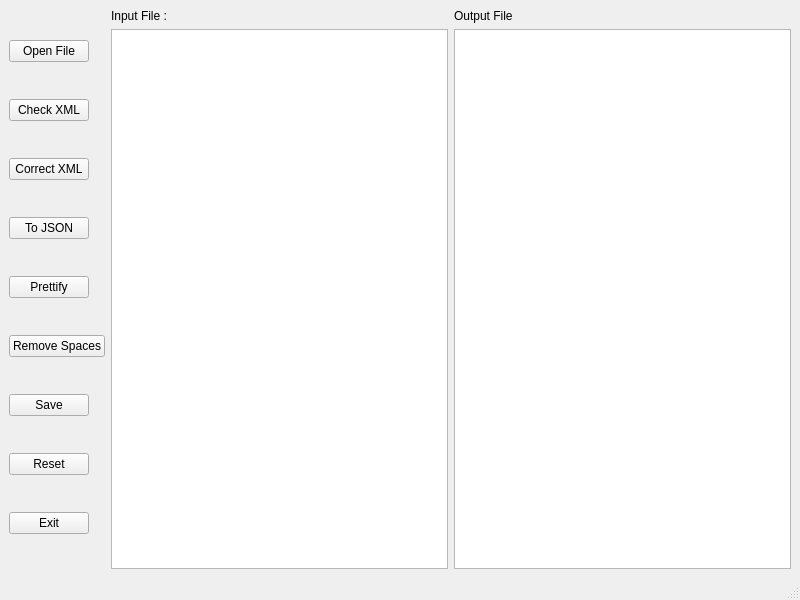
Before: the Qt Designer form mainwindow.ui in AhmadAbdElHakim/XML-Editor, drawn with Qt 5.
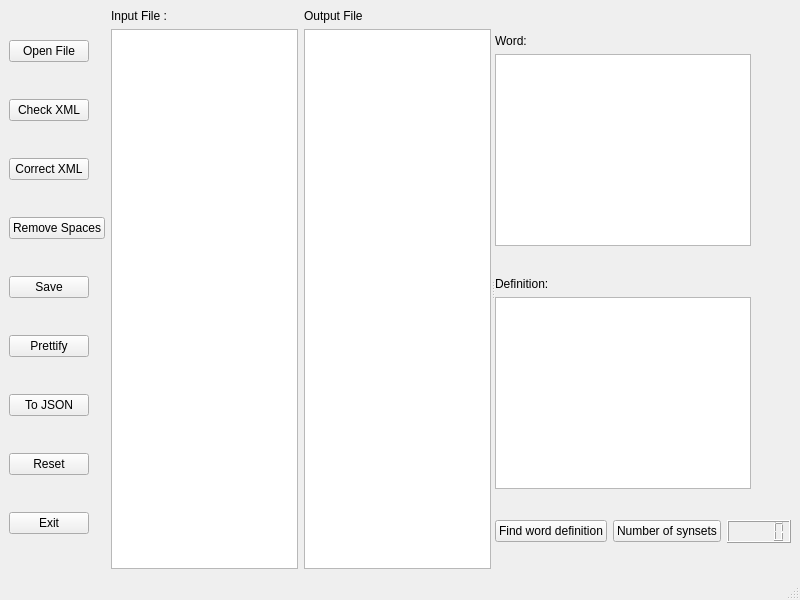
After: the same form once the commit is applied.

Diff of the .ui file:
```diff
--- a/mainwindow.ui
+++ b/mainwindow.ui
@@ -20,12 +20,22 @@
      <verstretch>0</verstretch>
     </sizepolicy>
    </property>
-   <layout class="QHBoxLayout" name="horizontalLayout">
+   <layout class="QHBoxLayout" name="horizontalLayout_2">
     <item>
-     <layout class="QVBoxLayout" name="verticalLayout_3">
-      <property name="sizeConstraint">
-       <enum>QLayout::SetFixedSize</enum>
+     <widget class="QSplitter" name="splitter">
+      <property name="sizePolicy">
+       <sizepolicy hsizetype="Preferred" vsizetype="Preferred">
+        <horstretch>0</horstretch>
+        <verstretch>0</verstretch>
+       </sizepolicy>
       </property>
+      <property name="orientation">
+       <enum>Qt::Horizontal</enum>
+      </property>
+      <widget class="QWidget" name="">
+       <layout class="QHBoxLayout" name="horizontalLayout_5">
+        <item>
+         <layout class="QVBoxLayout" name="verticalLayout">
       <item>
        <widget class="QPushButton" name="OpenFileButton">
         <property name="sizePolicy">
@@ -65,32 +75,6 @@
         </property>
        </widget>
       </item>
-      <item>
-       <widget class="QPushButton" name="JSON_Button">
-        <property name="sizePolicy">
-         <sizepolicy hsizetype="Fixed" vsizetype="Fixed">
-          <horstretch>0</horstretch>
-          <verstretch>0</verstretch>
-         </sizepolicy>
-        </property>
-        <property name="text">
-         <string>To JSON</string>
-        </property>
-       </widget>
-      </item>
-      <item>
-       <widget class="QPushButton" name="Prettify_Button">
-        <property name="sizePolicy">
-         <sizepolicy hsizetype="Fixed" vsizetype="Fixed">
-          <horstretch>0</horstretch>
-          <verstretch>0</verstretch>
-         </sizepolicy>
-        </property>
-        <property name="text">
-         <string>Prettify</string>
-        </property>
-       </widget>
-      </item>
       <item>
        <widget class="QPushButton" name="Remove_Spaces">
         <property name="sizePolicy">
@@ -117,6 +101,32 @@
         </property>
        </widget>
       </item>
+          <item>
+           <widget class="QPushButton" name="Prettify_Button">
+            <property name="sizePolicy">
+             <sizepolicy hsizetype="Fixed" vsizetype="Fixed">
+              <horstretch>0</horstretch>
+              <verstretch>0</verstretch>
+             </sizepolicy>
+            </property>
+            <property name="text">
+             <string>Prettify</string>
+            </property>
+           </widget>
+          </item>
+          <item>
+           <widget class="QPushButton" name="JSON_Button">
+            <property name="sizePolicy">
+             <sizepolicy hsizetype="Fixed" vsizetype="Fixed">
+              <horstretch>0</horstretch>
+              <verstretch>0</verstretch>
+             </sizepolicy>
+            </property>
+            <property name="text">
+             <string>To JSON</string>
+            </property>
+           </widget>
+          </item>
       <item>
        <widget class="QPushButton" name="Reset_button">
         <property name="sizePolicy">
@@ -146,11 +156,8 @@
      </layout>
     </item>
     <item>
-     <layout class="QVBoxLayout" name="verticalLayout_2">
-      <property name="sizeConstraint">
-       <enum>QLayout::SetMaximumSize</enum>
-      </property>
-      <item>
+         <layout class="QGridLayout" name="gridLayout">
+          <item row="0" column="0">
        <widget class="QLabel" name="label">
         <property name="sizePolicy">
          <sizepolicy hsizetype="Preferred" vsizetype="Preferred">
@@ -163,7 +170,17 @@
         </property>
        </widget>
       </item>
-      <item>
+          <item row="1" column="1">
+           <widget class="QPlainTextEdit" name="output_text">
+            <property name="sizePolicy">
+             <sizepolicy hsizetype="Preferred" vsizetype="Expanding">
+              <horstretch>0</horstretch>
+              <verstretch>0</verstretch>
+             </sizepolicy>
+            </property>
+           </widget>
+          </item>
+          <item row="1" column="0">
        <widget class="QPlainTextEdit" name="input_text">
         <property name="sizePolicy">
          <sizepolicy hsizetype="Preferred" vsizetype="Expanding">
@@ -176,14 +193,7 @@
         </property>
        </widget>
       </item>
-     </layout>
-    </item>
-    <item>
-     <layout class="QVBoxLayout" name="verticalLayout">
-      <property name="sizeConstraint">
-       <enum>QLayout::SetMaximumSize</enum>
-      </property>
-      <item>
+          <item row="0" column="1">
        <widget class="QLabel" name="label_2">
         <property name="sizePolicy">
          <sizepolicy hsizetype="Preferred" vsizetype="Preferred">
@@ -196,19 +206,130 @@
         </property>
        </widget>
       </item>
+         </layout>
+        </item>
+       </layout>
+      </widget>
+      <widget class="QWidget" name="">
+       <layout class="QVBoxLayout" name="verticalLayout_4">
       <item>
-       <widget class="QPlainTextEdit" name="output_text">
+         <layout class="QVBoxLayout" name="verticalLayout_2">
+          <item>
+           <widget class="QLabel" name="label_3">
         <property name="sizePolicy">
-         <sizepolicy hsizetype="Preferred" vsizetype="Expanding">
+             <sizepolicy hsizetype="Fixed" vsizetype="Fixed">
           <horstretch>0</horstretch>
           <verstretch>0</verstretch>
          </sizepolicy>
         </property>
-       </widget>
-      </item>
-     </layout>
-    </item>
-   </layout>
+            <property name="text">
+             <string>Word:</string>
+            </property>
+           </widget>
+          </item>
+          <item>
+           <widget class="QTextEdit" name="textEdit">
+            <property name="enabled">
+             <bool>true</bool>
+            </property>
+            <property name="sizePolicy">
+             <sizepolicy hsizetype="Fixed" vsizetype="Fixed">
+              <horstretch>0</horstretch>
+              <verstretch>0</verstretch>
+             </sizepolicy>
+            </property>
+           </widget>
+          </item>
+         </layout>
+        </item>
+        <item>
+         <layout class="QVBoxLayout" name="verticalLayout_3">
+          <item>
+           <widget class="QLabel" name="label_4">
+            <property name="sizePolicy">
+             <sizepolicy hsizetype="Fixed" vsizetype="Fixed">
+              <horstretch>0</horstretch>
+              <verstretch>0</verstretch>
+             </sizepolicy>
+            </property>
+            <property name="text">
+             <string>Definition:</string>
+            </property>
+           </widget>
+          </item>
+          <item>
+           <widget class="QTextEdit" name="textEdit_2">
+            <property name="sizePolicy">
+             <sizepolicy hsizetype="Fixed" vsizetype="Fixed">
+              <horstretch>0</horstretch>
+              <verstretch>0</verstretch>
+             </sizepolicy>
+            </property>
+           </widget>
+          </item>
+         </layout>
+        </item>
+        <item>
+         <layout class="QHBoxLayout" name="horizontalLayout">
+          <item>
+           <widget class="QPushButton" name="pushButton">
+            <property name="sizePolicy">
+             <sizepolicy hsizetype="Fixed" vsizetype="Fixed">
+              <horstretch>0</horstretch>
+              <verstretch>0</verstretch>
+             </sizepolicy>
+            </property>
+            <property name="text">
+             <string>Find word definition</string>
+            </property>
+           </widget>
+          </item>
+          <item>
+           <widget class="QPushButton" name="pushButton_2">
+            <property name="sizePolicy">
+             <sizepolicy hsizetype="Fixed" vsizetype="Fixed">
+              <horstretch>0</horstretch>
+              <verstretch>0</verstretch>
+             </sizepolicy>
+            </property>
+            <property name="text">
+             <string>Number of synsets</string>
+            </property>
+           </widget>
+          </item>
+          <item>
+           <widget class="QLCDNumber" name="lcdNumber">
+            <property name="sizePolicy">
+             <sizepolicy hsizetype="Fixed" vsizetype="Fixed">
+              <horstretch>0</horstretch>
+              <verstretch>0</verstretch>
+             </sizepolicy>
+            </property>
+           </widget>
+          </item>
+         </layout>
+        </item>
+       </layout>
+      </widget>
+     </widget>
+    </item>
+   </layout>
+   <zorder></zorder>
+   <zorder></zorder>
+   <zorder>plainTextEdit_2</zorder>
+   <zorder>pushButton_2</zorder>
+   <zorder>pushButton</zorder>
+   <zorder>plainTextEdit</zorder>
+   <zorder>label_4</zorder>
+   <zorder>label_3</zorder>
+   <zorder>pushButton_2</zorder>
+   <zorder>pushButton</zorder>
+   <zorder>label_3</zorder>
+   <zorder>label_4</zorder>
+   <zorder>lcdNumber</zorder>
+   <zorder>textEdit</zorder>
+   <zorder>textEdit_2</zorder>
+   <zorder>splitter</zorder>
    <zorder></zorder>
   </widget>
   <widget class="QStatusBar" name="statusbar"/>
```
Lines whose indentation alone changed are shown as unchanged.
